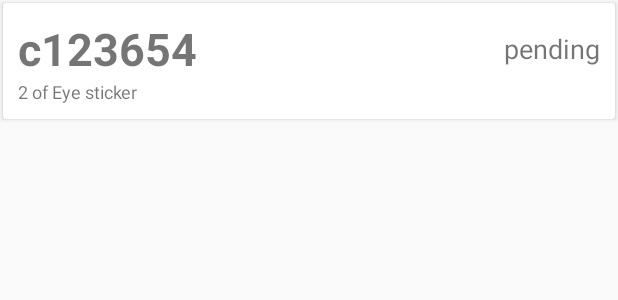
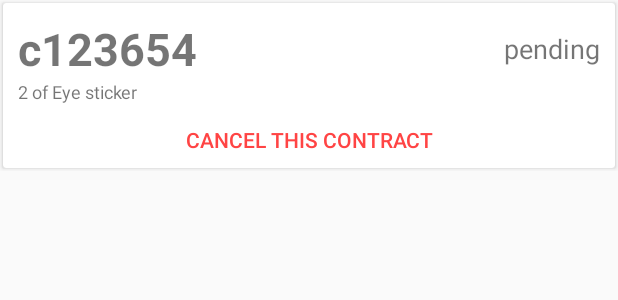
Before and after one commit to AnthonyAmanse/fitcoin-android, an Android app: the layout contract_item.xml on its own in the app's theme, with its tools: preview values and no code run, on a phone screen of 412 x 824 dp. Shown: the top 300 px of the screen. Run offline under Robolectric (Android 15) with nearby library versions, the light colour scheme and no system bars; network calls fail.

Commit message:
Add cancel contract dialog box
Signed-off-by: AnthonyAmanse <ghieamanse@gmail.com>

```diff
--- a/android/app/src/main/java/com/example/anthony/fitcoinandroid/ContractList.java
+++ b/android/app/src/main/java/com/example/anthony/fitcoinandroid/ContractList.java
@@ -4,7 +4,6 @@ import android.support.v7.app.AppCompatActivity;
 import android.os.Bundle;
 import android.support.v7.widget.LinearLayoutManager;
 import android.support.v7.widget.RecyclerView;
-import android.util.Log;
 
 import com.google.gson.Gson;
 
@@ -36,7 +35,7 @@ public class ContractList extends AppCompatActivity {
         ContractModel[] contractModelsReceived = gson.fromJson(contractModelsJson, ContractModel[].class);
 
         // reverse the contracts so that newest show at the top
-        List temp = Arrays.asList(contractModelsReceived);
+        List<ContractModel> temp = Arrays.asList(contractModelsReceived);
         Collections.reverse(temp);
         contractModels.addAll(temp);
 
--- a/android/app/src/main/res/layout/contract_item.xml
+++ b/android/app/src/main/res/layout/contract_item.xml
@@ -16,6 +16,7 @@
             android:layout_height="match_parent"
             android:padding="10dp"
             android:background="?android:attr/selectableItemBackground"
+            android:clipToPadding="false"
             android:orientation="vertical">
 
             <LinearLayout
@@ -38,11 +39,11 @@
                     android:id="@+id/contractStateFromList"
                     android:layout_width="fill_parent"
                     android:layout_height="wrap_content"
+                    android:layout_gravity="center"
                     android:layout_weight="1"
                     android:gravity="right"
+                    android:text="pending"
                     android:textAlignment="gravity"
-                    android:layout_gravity="center"
-                    android:text="pending"
                     android:textSize="18sp" />
             </LinearLayout>
 
@@ -53,6 +54,17 @@
                 android:text="2 of Eye sticker"
                 android:textSize="12sp" />
 
+            <Button
+                android:id="@+id/cancelContractButton"
+                style="@style/Widget.AppCompat.Button.Borderless"
+                android:layout_width="match_parent"
+                android:layout_height="wrap_content"
+                android:layout_marginBottom="-15dp"
+                android:layout_marginLeft="-15dp"
+                android:layout_marginRight="-15dp"
+                android:text="Cancel this contract"
+                android:textColor="@android:color/holo_red_light" />
+
         </LinearLayout>
     </android.support.v7.widget.CardView>
 </RelativeLayout>
```
Also changed, not shown: android/app/src/main/AndroidManifest.xml (+6 -3 lines), android/app/src/main/java/com/example/anthony/fitcoinandroid/ContractListAdapter.java (+48 -10 lines).
